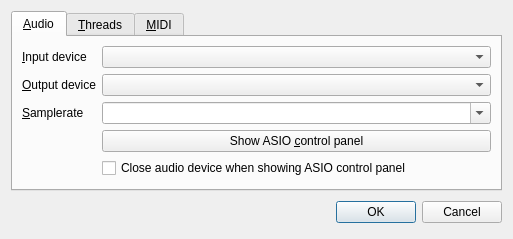
Qt form settings_dlg.ui (edpowley/cosecant) before a commit.
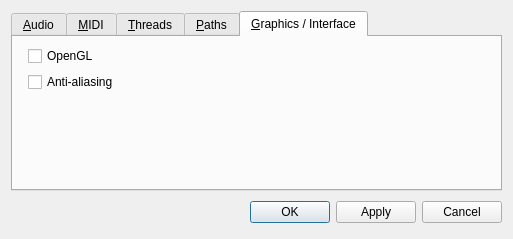
The same form after that commit. The open tabs and pages were chosen to show the change.

Commit message: Settings dialog: audio devices now working Changed audioio error handling a bit Rename "undo stack" to "undo history" Fix prefs database -- SQL_STATIC vs SQL_TRANSIENT

What changed in the file:
```diff
--- a/settings_dlg.ui
+++ b/settings_dlg.ui
@@ -59,7 +59,7 @@
        <item row="2" column="0">
         <widget class="QLabel" name="label_3">
          <property name="text">
-          <string>&amp;Samplerate</string>
+          <string>&amp;Samplerate (Hz)</string>
          </property>
          <property name="buddy">
           <cstring>comboAudioSamplerate</cstring>
@@ -68,6 +68,9 @@
        </item>
        <item row="2" column="1">
         <widget class="QComboBox" name="comboAudioSamplerate">
+         <property name="whatsThis">
+          <string>The audio sampling rate, in samples per second (Hertz)</string>
+         </property>
          <property name="editable">
           <bool>true</bool>
          </property>
@@ -75,6 +78,9 @@
        </item>
        <item row="3" column="1">
         <widget class="QPushButton" name="buttonAsioPanel">
+         <property name="whatsThis">
+          <string>Show your soundcard driver's control panel. This is only available when you choose an ASIO device in the &quot;Output device&quot; box.</string>
+         </property>
          <property name="text">
           <string>Show ASIO &amp;control panel</string>
          </property>
@@ -85,6 +91,9 @@
        </item>
        <item row="4" column="1">
         <widget class="QCheckBox" name="checkAsioPanelClosesDevice">
+         <property name="whatsThis">
+          <string>This is useful if your soundcard's ASIO control panel does not allow some settings to be changed while the device is open.</string>
+         </property>
          <property name="text">
           <string>Close audio device when showing ASIO control panel</string>
          </property>
@@ -95,16 +104,51 @@
        </item>
       </layout>
      </widget>
-     <widget class="QWidget" name="tabMultithreading">
-      <attribute name="title">
-       <string>&amp;Threads</string>
-      </attribute>
-     </widget>
      <widget class="QWidget" name="tabMidi">
       <attribute name="title">
        <string>&amp;MIDI</string>
       </attribute>
      </widget>
+     <widget class="QWidget" name="tabMultithreading">
+      <attribute name="title">
+       <string>&amp;Threads</string>
+      </attribute>
+     </widget>
+     <widget class="QWidget" name="tabPaths">
+      <attribute name="title">
+       <string>&amp;Paths</string>
+      </attribute>
+     </widget>
+     <widget class="QWidget" name="tabGraphics">
+      <attribute name="title">
+       <string>&amp;Graphics / Interface</string>
+      </attribute>
+      <layout class="QFormLayout" name="formLayout_2">
+       <property name="fieldGrowthPolicy">
+        <enum>QFormLayout::AllNonFixedFieldsGrow</enum>
+       </property>
+       <item row="0" column="1">
+        <widget class="QCheckBox" name="checkGraphicsViewGL">
+         <property name="whatsThis">
+          <string>Sets whether graphics are drawn using OpenGL hardware acceleration. If you have a reasonably powerful graphics card, activating this should reduce CPU usage.</string>
+         </property>
+         <property name="text">
+          <string>OpenGL</string>
+         </property>
+        </widget>
+       </item>
+       <item row="1" column="1">
+        <widget class="QCheckBox" name="checkGraphicsViewAA">
+         <property name="whatsThis">
+          <string>Sets whether graphics are drawn with smoothed edges. This looks better, at the expense of increased CPU usage.</string>
+         </property>
+         <property name="text">
+          <string>Anti-aliasing</string>
+         </property>
+        </widget>
+       </item>
+      </layout>
+     </widget>
     </widget>
    </item>
    <item>
@@ -130,6 +174,9 @@
      </item>
      <item>
       <widget class="QPushButton" name="okButton">
+       <property name="whatsThis">
+        <string>Apply your settings and close this dialog.</string>
+       </property>
        <property name="text">
         <string>OK</string>
        </property>
@@ -138,8 +185,24 @@
        </property>
       </widget>
      </item>
+     <item>
+      <widget class="QPushButton" name="applyButton">
+       <property name="whatsThis">
+        <string>Apply your settings without closing this dialog.</string>
+       </property>
+       <property name="text">
+        <string>Apply</string>
+       </property>
+       <property name="autoDefault">
+        <bool>true</bool>
+       </property>
+      </widget>
+     </item>
      <item>
       <widget class="QPushButton" name="cancelButton">
+       <property name="whatsThis">
+        <string>Close this dialog, discarding any changes.</string>
+       </property>
        <property name="text">
         <string>Cancel</string>
        </property>
```
Left out of the diff: 16 changed lines with no effect on the pictures. The commit also changes 10 other files.
